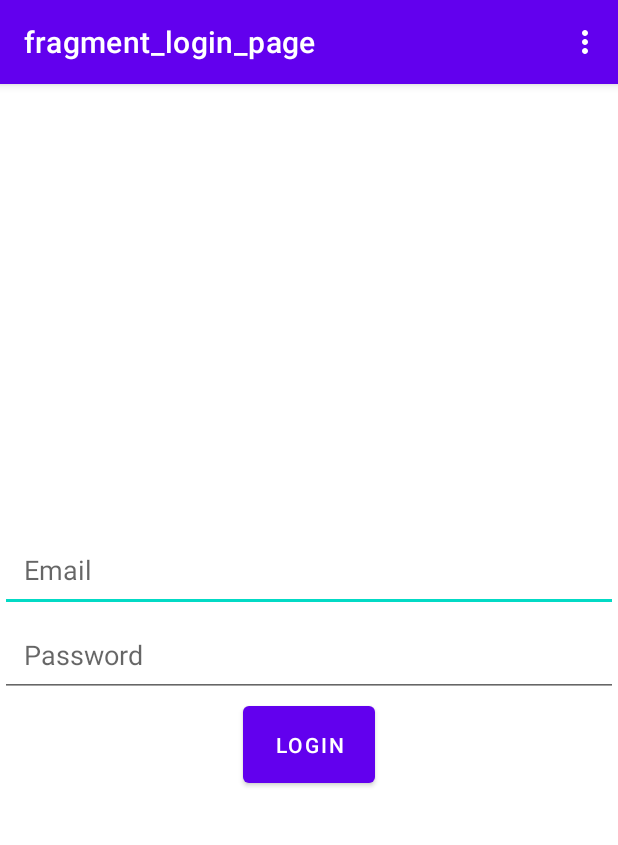
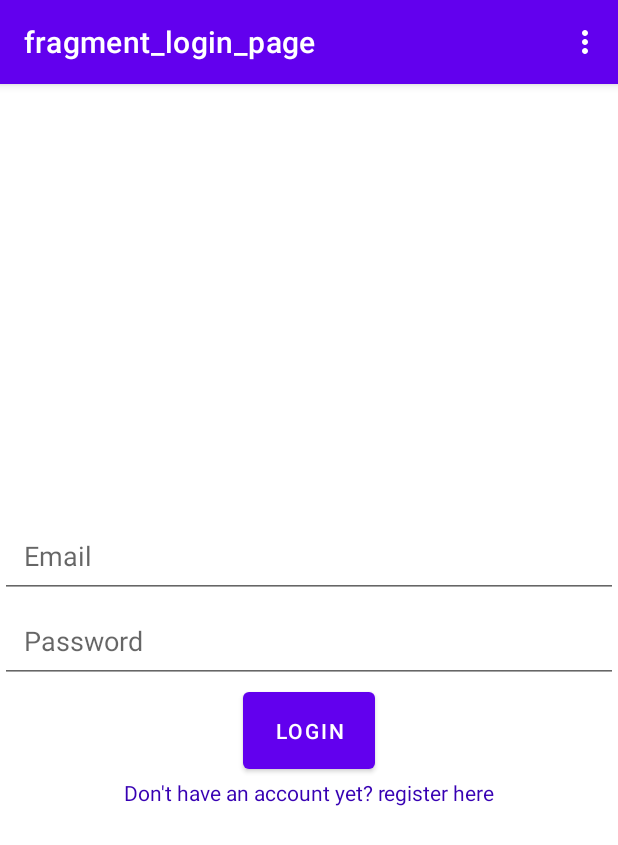
Before and after one commit to DevelopGenius/FootballDiscussionFinalProject, an Android app: the screen it shows after launch (MainActivity), in the options menu, after a tap on "Settings", on a phone screen of 412 x 824 dp. Shown: the top 845 px of the screen. Run offline under Robolectric (Android 15) with nearby library versions, the phone set to English and light mode, and no system bars; our stand-ins replace Firebase (no records; nobody signed in at launch, a user with empty details on screens opened directly), navigation-ui.

Commit message:
Adding basic register page

```diff
--- a/app/src/main/java/com/example/footballdiscussion/fragments/LoginPageFragment.java
+++ b/app/src/main/java/com/example/footballdiscussion/fragments/LoginPageFragment.java
@@ -2,19 +2,17 @@
 
 import androidx.lifecycle.ViewModelProvider;
 
+import android.content.Context;
 import android.os.Bundle;
 
 import androidx.annotation.NonNull;
 import androidx.annotation.Nullable;
 import androidx.fragment.app.Fragment;
+import androidx.navigation.Navigation;
 
 import android.view.LayoutInflater;
 import android.view.View;
 import android.view.ViewGroup;
-import android.widget.Toast;
-
-import com.example.footballdiscussion.R;
-import com.example.footballdiscussion.databinding.FragmentFirstBinding;
 import com.example.footballdiscussion.databinding.FragmentLoginPageBinding;
 
 public class LoginPageFragment extends Fragment {
@@ -54,16 +52,17 @@
 //                        });
             }
         });
-
+        binding.registerLink.setOnClickListener(view -> {
+            Navigation.findNavController(view).navigate(LoginPageFragmentDirections.actionLoginPageFragmentToRegisterPageFragment());
+        });
         return binding.getRoot();
 
     }
 
     @Override
-    public void onActivityCreated(@Nullable Bundle savedInstanceState) {
-        super.onActivityCreated(savedInstanceState);
+    public void onAttach(@NonNull Context context) {
+        super.onAttach(context);
         mViewModel = new ViewModelProvider(this).get(LoginPageViewModel.class);
-        // TODO: Use the ViewModel
+
     }
-
 }
--- /dev/null
+++ b/app/src/main/java/com/example/footballdiscussion/fragments/RegisterPageFragment.java
@@ -0,0 +1,48 @@
+package com.example.footballdiscussion.fragments;
+
+import androidx.lifecycle.ViewModelProvider;
+
+import android.content.Context;
+import android.os.Bundle;
+
+import androidx.annotation.NonNull;
+import androidx.annotation.Nullable;
+import androidx.fragment.app.Fragment;
+
+import android.view.LayoutInflater;
+import android.view.View;
+import android.view.ViewGroup;
+
+import com.example.footballdiscussion.databinding.FragmentRegisterPageBinding;
+
+public class RegisterPageFragment extends Fragment {
+
+    private FragmentRegisterPageBinding binding;
+
+    private RegisterPageViewModel mViewModel;
+
+    public static RegisterPageFragment newInstance() {
+        return new RegisterPageFragment();
+    }
+
+    @Override
+    public View onCreateView(@NonNull LayoutInflater inflater, @Nullable ViewGroup container,
+                             @Nullable Bundle savedInstanceState) {
+        binding = FragmentRegisterPageBinding.inflate(inflater, container, false);
+
+        binding.registerButton.setOnClickListener(view -> {
+            String username = binding.usernameRegisterEt.getText().toString();
+            String password = binding.passwordRegisterEt.getText().toString();
+            String phone = binding.phoneRegisterEt.getText().toString();
+            String email = binding.emailRegisterEt.getText().toString();
+        });
+        return binding.getRoot();
+
+    }
+
+    @Override
+    public void onAttach(@NonNull Context context) {
+        super.onAttach(context);
+        mViewModel = new ViewModelProvider(this).get(RegisterPageViewModel.class);
+    }
+}
--- /dev/null
+++ b/app/src/main/java/com/example/footballdiscussion/fragments/RegisterPageViewModel.java
@@ -0,0 +1,7 @@
+package com.example.footballdiscussion.fragments;
+
+import androidx.lifecycle.ViewModel;
+
+public class RegisterPageViewModel extends ViewModel {
+    // TODO: Implement the ViewModel
+}
--- /dev/null
+++ b/app/src/main/res/drawable/baseline_edit_24.xml
@@ -0,0 +1,5 @@
+<vector android:height="24dp" android:tint="#000000"
+    android:viewportHeight="24" android:viewportWidth="24"
+    android:width="24dp" xmlns:android="http://schemas.android.com/apk/res/android">
+    <path android:fillColor="@android:color/white" android:pathData="M3,17.25V21h3.75L17.81,9.94l-3.75,-3.75L3,17.25zM20.71,7.04c0.39,-0.39 0.39,-1.02 0,-1.41l-2.34,-2.34c-0.39,-0.39 -1.02,-0.39 -1.41,0l-1.83,1.83 3.75,3.75 1.83,-1.83z"/>
+</vector>
--- a/app/src/main/res/layout/fragment_login_page.xml
+++ b/app/src/main/res/layout/fragment_login_page.xml
@@ -29,4 +29,13 @@
         android:text="Login"
         android:padding="16dp" />
 
+    <TextView
+        android:id="@+id/register_link"
+        android:layout_width="match_parent"
+        android:layout_height="wrap_content"
+        android:text="Don't have an account yet? register here"
+        android:textAlignment="center"
+        android:textColor="@color/purple_700" />
+
+
 </LinearLayout >
--- a/app/src/main/res/navigation/nav_graph.xml
+++ b/app/src/main/res/navigation/nav_graph.xml
@@ -29,5 +29,14 @@
         android:id="@+id/loginPageFragment"
         android:name="com.example.footballdiscussion.fragments.LoginPageFragment"
         android:label="fragment_login_page"
-        tools:layout="@layout/fragment_login_page" />
+        tools:layout="@layout/fragment_login_page" >
+        <action
+            android:id="@+id/action_loginPageFragment_to_registerPageFragment"
+            app:destination="@id/registerPageFragment" />
+    </fragment>
+    <fragment
+        android:id="@+id/registerPageFragment"
+        android:name="com.example.footballdiscussion.fragments.RegisterPageFragment"
+        android:label="fragment_register_page"
+        tools:layout="@layout/fragment_register_page" />
 </navigation>
```
Also changed, not shown: app/src/main/res/layout/fragment_register_page.xml (added, +117 -0 lines), app/src/main/res/drawable/empty_profile.png (added).
